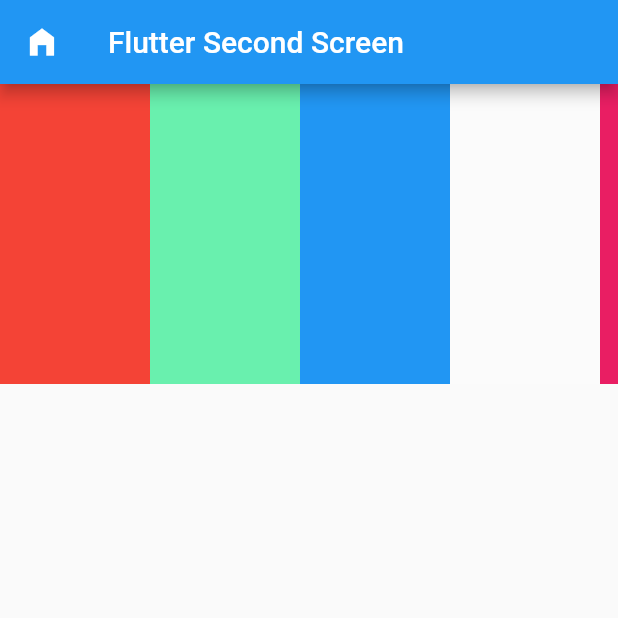
After one commit to Chamithfernando/sample_flutter_project, a Flutter app: the HorizontalScollingExample screen opened directly, on a phone screen of 412 x 824 dp, the top half of it. The commit adds this screen. Run offline on Flutter 3.47's test engine with Material 2 defaults, Android fonts, the phone set to English and light mode, and no system bars.

Commit message:
List view and Navigation completed

```diff
--- /dev/null
+++ b/lib/ListViewPackage/HorizontalScollingExample.dart
@@ -0,0 +1,68 @@
+import 'package:flutter/material.dart';
+import 'package:sinhalacrud/main.dart';
+
+class HorizontalScollingExample extends StatelessWidget {
+  const HorizontalScollingExample({Key key}) : super(key: key);
+
+  @override
+  Widget build(BuildContext context) {
+    return Scaffold(
+      appBar: AppBar(
+        title: Text("Flutter Second Screen"),
+        leading: IconButton(
+          icon: Icon(Icons.home_filled),
+          onPressed: (){
+            //Navigation back Pop
+          },
+        ),
+      ),
+
+        body: SafeArea(
+          child: Container(
+            height: 200.0,
+            child: ListView(
+              scrollDirection: Axis.horizontal,
+              children:<Widget> [
+
+                Container(
+                  width: 100.0,
+                  height: 100.0,
+                  color: Colors.red,
+                ),
+
+                Container(
+                  width: 100.0,
+                  height: 100.0,
+                  color: Colors.greenAccent,
+                ),
+
+                Container(
+                  width: 100.0,
+                  height: 100.0,
+                  color: Colors.blue,
+                ),
+
+                Container(
+                  width: 100.0,
+                  height: 100.0,
+                  color: Colors.white24,
+                ),
+
+                Container(
+                  width: 100.0,
+                  height: 100.0,
+                  color: Colors.pink,
+                ),
+
+
+              ],
+            ),
+          ),
+        )
+    );
+
+
+
+
+  }
+}
--- /dev/null
+++ b/lib/views/Navigation.dart
@@ -0,0 +1,26 @@
+import 'package:flutter/material.dart';
+import 'package:sinhalacrud/screens/HomePage.dart';
+import 'package:sinhalacrud/screens/SecodScreen.dart';
+
+
+class Navigation extends StatelessWidget {
+  const Navigation({Key key}) : super(key: key);
+
+  @override
+  Widget build(BuildContext context) {
+    return MaterialApp(
+      title: 'Flutter Demo',
+      theme: ThemeData(
+
+        primarySwatch: Colors.blue,
+      ),
+      home: MyHomePage(title:"Flutter Navigation"),
+
+
+      // Defining named routes
+      // routes: <String,WidgetBuilder>{
+      //   '/second': (context) => SecodScreen(),
+      // },
+    );
+  }
+}
```
Also changed, not shown: lib/ListViewPackage/ListView.dart (added, +53 -0 lines), lib/ListViewPackage/MemorySaveListView.dart (added, +46 -0 lines), lib/main.dart (+46 -4 lines), lib/screens/HomePage.dart (added, +61 -0 lines), lib/screens/SecodScreen.dart (added, +43 -0 lines), lib/views/ContainerExample.dart (added, +36 -0 lines), lib/views/RowAndColoum.dart (added, +39 -0 lines), lib/views/StateFullAndStateLess.dart (added, +57 -0 lines), lib/views/StateFullWidget.dart (added, +56 -0 lines).
